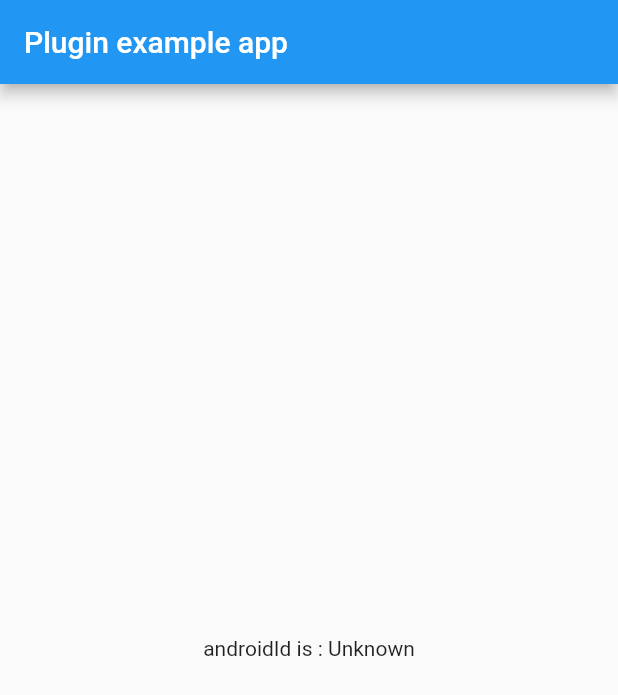
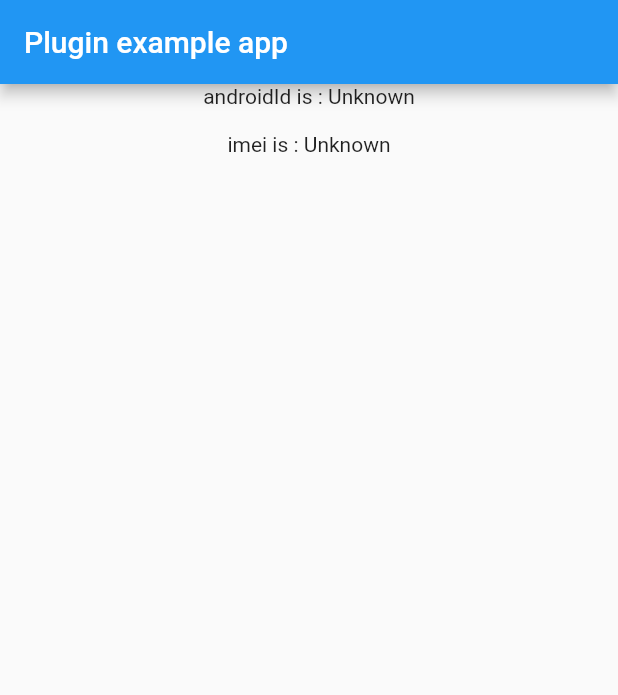
Before and after one commit to shingohu/privacy_check, a Flutter app: the screen it shows after launch, on a phone screen of 412 x 824 dp. Shown: the top 695 px of the screen. Run offline on Flutter 3.47's test engine with Material 2 defaults, Android fonts, the phone set to English and light mode, and no system bars; our stand-ins replace permission_handler; missing offline and left inert: android_id, device_information.

Commit message:
添加IMEI check规则

```diff
--- a/example/lib/main.dart
+++ b/example/lib/main.dart
@@ -1,10 +1,12 @@
 import 'dart:io';
 
 import 'package:android_id/android_id.dart';
+import 'package:device_information/device_information.dart';
 import 'package:flutter/material.dart';
 import 'dart:async';
 
 import 'package:flutter/services.dart';
+import 'package:permission_handler/permission_handler.dart';
 
 void main() {
   runApp(const MyApp());
@@ -19,6 +21,7 @@ class MyApp extends StatefulWidget {
 
 class _MyAppState extends State<MyApp> {
   String androidId = 'Unknown';
+  String imei = 'Unknown';
 
   @override
   void initState() {
@@ -34,6 +37,12 @@ class _MyAppState extends State<MyApp> {
         setState(() {});
       });
     }
+    Permission.phone.request().isGranted.then((value) async {
+      if (value) {
+        imei = await DeviceInformation.deviceIMEINumber;
+        setState(() {});
+      }
+    });
   }
 
   @override
@@ -44,7 +53,12 @@ class _MyAppState extends State<MyApp> {
           title: const Text('Plugin example app'),
         ),
         body: Center(
-          child: Text('androidId is : $androidId\n'),
+          child: Column(
+            children: [
+              Text('androidId is : $androidId\n'),
+              Text('imei is : $imei\n'),
+            ],
+          ),
         ),
       ),
     );
--- a/example/pubspec.yaml
+++ b/example/pubspec.yaml
@@ -19,8 +19,8 @@ dependencies:
     sdk: flutter
 
   android_id: ^0.0.7
-
-
+  device_information: 0.0.4
+  permission_handler: ^10.0.0
   # The following adds the Cupertino Icons font to your application.
   # Use with the CupertinoIcons class for iOS style icons.
   cupertino_icons: ^1.0.2
```
Also changed, not shown: 6 other files.
